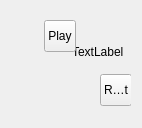
The window that newgui/view/SimulationControls.ui (the-butterfly-effect/tbe) describes before a commit, drawn with Qt 5.
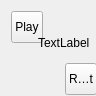
The same window after the commit.

Commit message: improve SimulationControls - and fix the crash

```diff
--- a/newgui/view/SimulationControls.ui
+++ b/newgui/view/SimulationControls.ui
@@ -6,8 +6,8 @@
    <rect>
     <x>0</x>
     <y>0</y>
-    <width>142</width>
-    <height>128</height>
+    <width>96</width>
+    <height>96</height>
    </rect>
   </property>
   <property name="minimumSize">
@@ -18,42 +18,33 @@
   </property>
   <property name="maximumSize">
    <size>
-    <width>16384</width>
-    <height>16384</height>
+    <width>96</width>
+    <height>96</height>
    </size>
   </property>
   <property name="windowTitle">
    <string>Form</string>
   </property>
-  <layout class="QGridLayout" name="gridLayout_2">
-   <item row="0" column="0">
-    <spacer name="horizontalSpacer_2">
-     <property name="orientation">
-      <enum>Qt::Horizontal</enum>
-     </property>
-     <property name="sizeHint" stdset="0">
-      <size>
-       <width>31</width>
-       <height>20</height>
-      </size>
-     </property>
-    </spacer>
-   </item>
-   <item row="0" column="1">
-    <widget class="QWidget" name="widget" native="true">
-     <property name="minimumSize">
-      <size>
-       <width>96</width>
-       <height>96</height>
-      </size>
-     </property>
-     <property name="maximumSize">
-      <size>
-       <width>96</width>
-       <height>96</height>
-      </size>
-     </property>
      <layout class="QGridLayout" name="gridLayout">
+   <item row="0" column="0">
+    <widget class="QToolButton" name="topButton">
+     <property name="minimumSize">
+      <size>
+       <width>32</width>
+       <height>32</height>
+      </size>
+     </property>
+     <property name="maximumSize">
+      <size>
+       <width>32</width>
+       <height>32</height>
+      </size>
+     </property>
+     <property name="text">
+      <string>Play</string>
+     </property>
+    </widget>
+   </item>
       <item row="0" column="1" rowspan="2" colspan="2">
        <widget class="QLabel" name="statusLabel">
         <property name="minimumSize">
@@ -99,25 +90,6 @@
         </property>
        </spacer>
       </item>
-      <item row="0" column="0">
-       <widget class="QToolButton" name="topButton">
-        <property name="minimumSize">
-         <size>
-          <width>32</width>
-          <height>32</height>
-         </size>
-        </property>
-        <property name="maximumSize">
-         <size>
-          <width>32</width>
-          <height>32</height>
-         </size>
-        </property>
-        <property name="text">
-         <string>Play</string>
-        </property>
-       </widget>
-      </item>
       <item row="2" column="2">
        <widget class="QToolButton" name="bottomButton">
         <property name="minimumSize">
@@ -136,22 +108,6 @@
          <string>Reset</string>
         </property>
        </widget>
-      </item>
-     </layout>
-    </widget>
-   </item>
-   <item row="1" column="1">
-    <spacer name="verticalSpacer_2">
-     <property name="orientation">
-      <enum>Qt::Vertical</enum>
-     </property>
-     <property name="sizeHint" stdset="0">
-      <size>
-       <width>20</width>
-       <height>17</height>
-      </size>
-     </property>
-    </spacer>
    </item>
   </layout>
  </widget>
```
Lines whose indentation alone changed are shown as unchanged. The commit also changes 1 other file.
